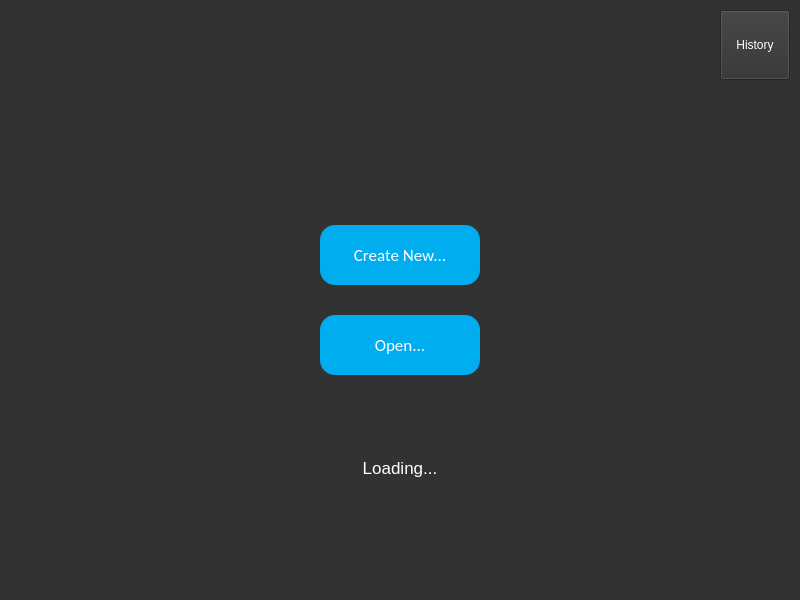
DaryaSanina/media-editor, file designs/main_window.ui: the form before one commit.
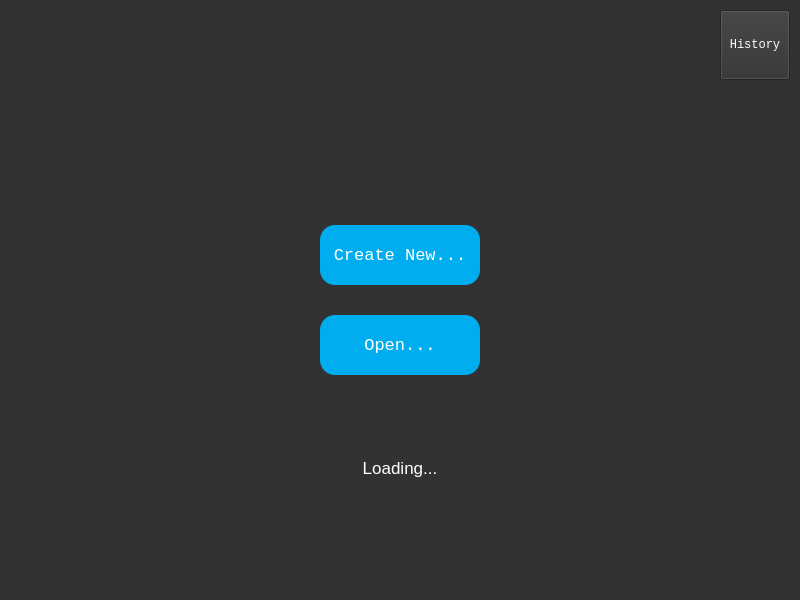
The form after the commit. Icons and pictures are not drawn.

Patch:
```diff
--- a/designs/main_window.ui
+++ b/designs/main_window.ui
@@ -240,7 +240,7 @@
     </property>
     <property name="font">
      <font>
-      <family>Calibri</family>
+      <family>Consolas</family>
       <pointsize>13</pointsize>
      </font>
     </property>
@@ -268,7 +268,7 @@
     </property>
     <property name="font">
      <font>
-      <family>Calibri</family>
+      <family>Consolas</family>
       <pointsize>13</pointsize>
      </font>
     </property>
@@ -318,6 +318,11 @@
       <height>70</height>
      </rect>
     </property>
+    <property name="font">
+     <font>
+      <family>Consolas</family>
+     </font>
+    </property>
     <property name="styleSheet">
      <string notr="true">color: white</string>
     </property>
```
